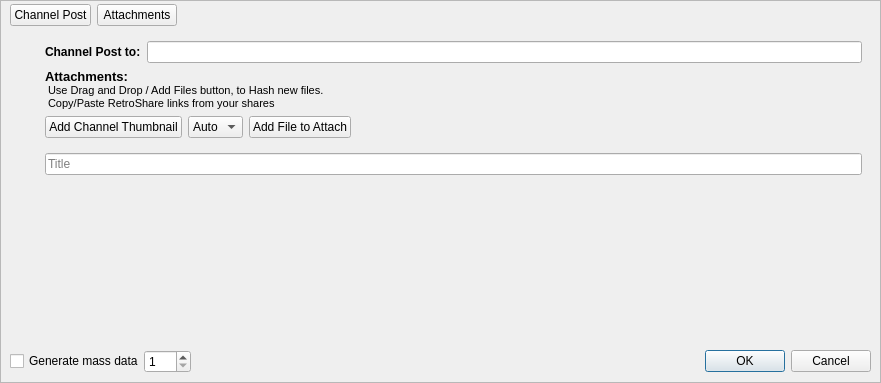
This is retroshare-gui/src/gui/gxschannels/CreateGxsChannelMsg.ui in RetroShare/RetroShare as Qt 5 draws it before an edit. The edited form follows.
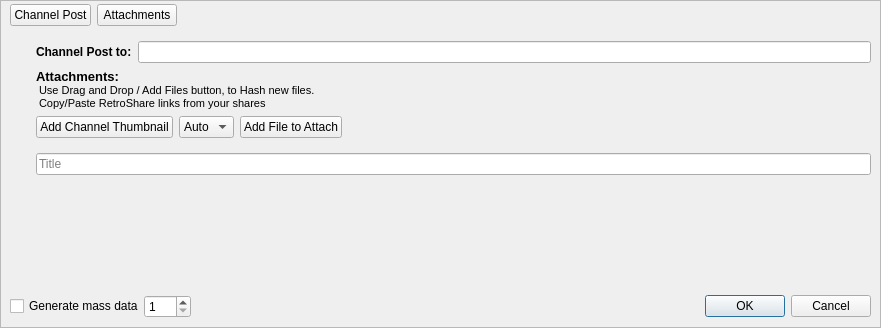
This is the edited form. Icons and pictures are not drawn. Custom widgets are drawn as their Qt base class.

Commit message:
Fixing layout issues & added to store ratio combox
* Fixing layout issues
* Added to store/load ratio combox

What changed in the file:
```diff
--- a/retroshare-gui/src/gui/gxschannels/CreateGxsChannelMsg.ui
+++ b/retroshare-gui/src/gui/gxschannels/CreateGxsChannelMsg.ui
@@ -7,7 +7,7 @@
     <x>0</x>
     <y>0</y>
     <width>881</width>
-    <height>383</height>
+    <height>328</height>
    </rect>
   </property>
   <property name="acceptDrops">
@@ -79,10 +79,14 @@
          <number>0</number>
         </property>
         <widget class="QWidget" name="stackedWidgetPage1">
-         <layout class="QVBoxLayout" name="verticalLayout_4">
-          <item>
-           <layout class="QHBoxLayout" name="horizontalLayout_2">
-            <item>
+         <layout class="QGridLayout" name="gridLayout_2">
+          <property name="leftMargin">
+           <number>0</number>
+          </property>
+          <property name="rightMargin">
+           <number>0</number>
+          </property>
+          <item row="0" column="0" rowspan="4">
              <layout class="QVBoxLayout" name="verticalLayout_2">
               <item>
                <widget class="ChannelPostThumbnailView" name="preview_W" native="true">
@@ -102,19 +106,14 @@
                 <property name="sizeHint" stdset="0">
                  <size>
                   <width>20</width>
-                  <height>40</height>
+                <height>1</height>
                  </size>
                 </property>
                </spacer>
               </item>
              </layout>
             </item>
-            <item>
-             <layout class="QVBoxLayout" name="verticalLayout">
-              <property name="spacing">
-               <number>6</number>
-              </property>
-              <item>
+          <item row="0" column="1">
                <layout class="QHBoxLayout" name="channelNameHLayout">
                 <property name="topMargin">
                  <number>6</number>
@@ -150,7 +149,7 @@
                 </item>
                </layout>
               </item>
-              <item>
+          <item row="1" column="1">
                <widget class="QLabel" name="channelAttachLabel">
                 <property name="text">
                  <string>&lt;!DOCTYPE HTML PUBLIC &quot;-//W3C//DTD HTML 4.0//EN&quot; &quot;http://www.w3.org/TR/REC-html40/strict.dtd&quot;&gt;
@@ -163,7 +162,7 @@
                 </property>
                </widget>
               </item>
-              <item>
+          <item row="2" column="1">
                <layout class="QHBoxLayout" name="horizontalLayout">
                 <item>
                  <widget class="QPushButton" name="addThumbnailButton">
@@ -247,7 +246,7 @@
                 </item>
                </layout>
               </item>
-              <item>
+          <item row="3" column="1">
                <layout class="QVBoxLayout" name="verticalLayout_3">
                 <property name="topMargin">
                  <number>9</number>
@@ -261,25 +260,15 @@
                 </item>
                </layout>
               </item>
-              <item>
-               <spacer name="verticalSpacer">
-                <property name="orientation">
-                 <enum>Qt::Vertical</enum>
-                </property>
-                <property name="sizeHint" stdset="0">
-                 <size>
-                  <width>20</width>
-                  <height>1</height>
-                 </size>
-                </property>
-               </spacer>
-              </item>
-             </layout>
-            </item>
-           </layout>
-          </item>
-          <item>
-           <widget class="RichTextEdit" name="RichTextEditWidget" native="true"/>
+          <item row="4" column="0" colspan="2">
+           <widget class="RichTextEdit" name="RichTextEditWidget" native="true">
+            <property name="sizePolicy">
+             <sizepolicy hsizetype="Expanding" vsizetype="Expanding">
+              <horstretch>0</horstretch>
+              <verstretch>0</verstretch>
+             </sizepolicy>
+            </property>
+           </widget>
           </item>
          </layout>
         </widget>
```
Left out of the diff: 64 changed lines with no effect on the pictures. Lines whose indentation alone changed are shown as unchanged. The commit also changes 2 other files.
